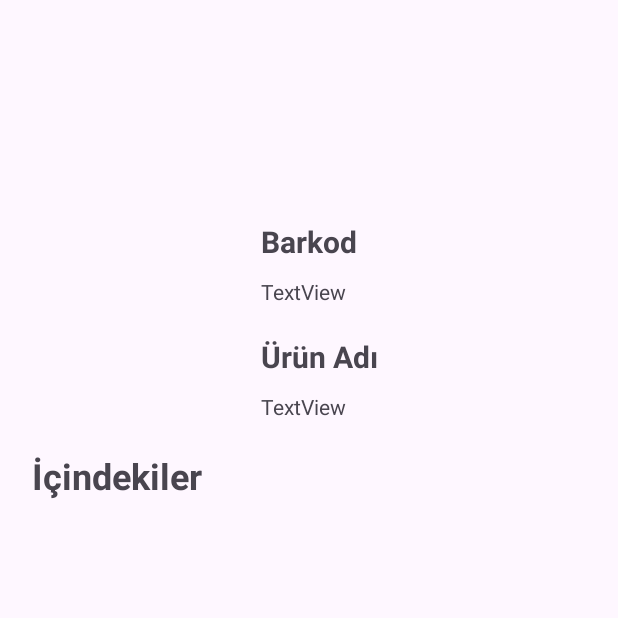
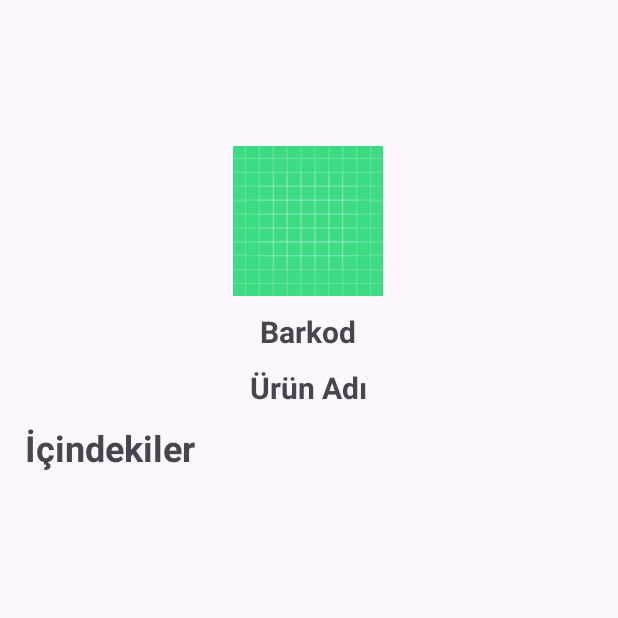
Before and after one commit to FurkanUTAR/icimdekilerMobilApp, an Android app: the fragment urunFragment placed in its activity, on a phone screen of 412 x 824 dp, the top half of it. Run offline under Robolectric (Android 15) with nearby library versions, the phone set to English and light mode, and no system bars; our stand-ins replace Firebase (no records; nobody signed in at launch, a user with empty details on screens opened directly), Picasso.

Commit message:
Ürünlere Görsel Eklendi

```diff
--- a/app/src/main/java/com/example/icimdekiler/adapter/UrunlerAdapter.kt
+++ b/app/src/main/java/com/example/icimdekiler/adapter/UrunlerAdapter.kt
@@ -54,7 +54,8 @@ class UrunlerAdapter(val urunListesi: ArrayList<Urunler>, val kullaniciTipi: Str
                 val action = kullaniciTumUrunlerFragmentDirections.actionKullaniciTumUrunlerFragmentToUrunFragment(
                     urun.barkodNo.toString(),
                     urun.urunAdi.toString(),
-                    urun.icindekiler.toString()
+                    urun.icindekiler.toString(),
+                    urun.gorselUrl.toString()
                 )
                 it.findNavController().navigate(action)
             }
--- a/app/src/main/java/com/example/icimdekiler/view/adminTumUrunlerFragment.kt
+++ b/app/src/main/java/com/example/icimdekiler/view/adminTumUrunlerFragment.kt
@@ -53,7 +53,6 @@ class adminTumUrunlerFragment : Fragment() {
                 if (error != null) Toast.makeText(requireContext(), error.localizedMessage, Toast.LENGTH_LONG).show()
                 else {
                     if (value != null && !value.isEmpty) {
-
                         urunListesi.clear()
                         for (document in value.documents) {
                             var documentId=document.id
--- a/app/src/main/java/com/example/icimdekiler/view/urunEkleFragment.kt
+++ b/app/src/main/java/com/example/icimdekiler/view/urunEkleFragment.kt
@@ -345,7 +345,7 @@ class urunEkleFragment : Fragment() {
             }
     }
 
-    private fun aciklamaGetir(urun:String, position:Int ){
+    private fun aciklamaGetir(urun:String, position:Int){
         db.collection("icerik")
             .whereEqualTo("urun", urun)
             .get()
@@ -492,7 +492,7 @@ class urunEkleFragment : Fragment() {
         }
 
         // Bitmap'i yeniden boyutlandır
-        return Bitmap.createScaledBitmap(bitmap, finalWidth, finalHeight, true)
+        return bitmap.scale(finalWidth, finalHeight)
     }
 
     private fun registerLauncherCamera() {
--- a/app/src/main/res/layout/fragment_urun.xml
+++ b/app/src/main/res/layout/fragment_urun.xml
@@ -5,6 +5,20 @@
     android:layout_width="match_parent"
     android:layout_height="match_parent"
     tools:context=".view.urunFragment">
+
+    <ImageView
+        android:id="@+id/gorselSecImageView"
+        android:layout_width="100dp"
+        android:layout_height="100dp"
+        android:layout_centerInParent="true"
+        android:layout_marginTop="50dp"
+        android:adjustViewBounds="true"
+        android:scaleType="centerCrop"
+        app:layout_constraintEnd_toEndOf="parent"
+        app:layout_constraintHorizontal_bias="0.498"
+        app:layout_constraintStart_toStartOf="parent"
+        app:layout_constraintTop_toTopOf="parent"
+        app:srcCompat="@drawable/ic_launcher_background" />
 
     <ListView
         android:id="@+id/icindekilerListView"
@@ -16,55 +30,38 @@
         app:layout_constraintTop_toBottomOf="@+id/textView10" />
 
     <TextView
-        android:id="@+id/textView7"
-        android:layout_width="wrap_content"
-        android:layout_height="wrap_content"
-        android:layout_marginTop="100dp"
-        android:text="@string/barkod"
-        android:textSize="20sp"
-        android:textStyle="bold"
-        app:layout_constraintEnd_toEndOf="parent"
-        app:layout_constraintStart_toStartOf="parent"
-        app:layout_constraintTop_toTopOf="parent" />
-
-    <TextView
-        android:id="@+id/textView9"
-        android:layout_width="wrap_content"
-        android:layout_height="wrap_content"
-        android:layout_marginTop="20dp"
-        android:text="@string/urunAdi"
-        android:textSize="20sp"
-        android:textStyle="bold"
-        app:layout_constraintStart_toStartOf="@+id/textView7"
-        app:layout_constraintTop_toBottomOf="@+id/barkodNoText" />
-
-    <TextView
         android:id="@+id/barkodNoText"
         android:layout_width="wrap_content"
         android:layout_height="wrap_content"
         android:layout_marginTop="10dp"
-        android:text="TextView"
-        app:layout_constraintStart_toStartOf="@+id/textView7"
-        app:layout_constraintTop_toBottomOf="@+id/textView7" />
+        android:text="@string/barkod"
+        android:textSize="20sp"
+        android:textStyle="bold"
+        app:layout_constraintEnd_toEndOf="@+id/gorselSecImageView"
+        app:layout_constraintStart_toStartOf="@+id/gorselSecImageView"
+        app:layout_constraintTop_toBottomOf="@+id/gorselSecImageView" />
 
     <TextView
         android:id="@+id/urunAdiText"
         android:layout_width="wrap_content"
         android:layout_height="wrap_content"
         android:layout_marginTop="10dp"
-        android:text="TextView"
-        app:layout_constraintStart_toStartOf="@+id/textView9"
-        app:layout_constraintTop_toBottomOf="@+id/textView9" />
+        android:text="@string/urunAdi"
+        android:textSize="20sp"
+        android:textStyle="bold"
+        app:layout_constraintEnd_toEndOf="@+id/barkodNoText"
+        app:layout_constraintStart_toStartOf="@+id/barkodNoText"
+        app:layout_constraintTop_toBottomOf="@+id/barkodNoText" />
 
     <TextView
         android:id="@+id/textView10"
         android:layout_width="wrap_content"
         android:layout_height="wrap_content"
-        android:layout_marginStart="20dp"
-        android:layout_marginTop="20dp"
+        android:layout_marginStart="15dp"
+        android:layout_marginTop="10dp"
         android:text="@string/icindekiler"
         android:textSize="24sp"
         android:textStyle="bold"
-        app:layout_constraintStart_toStartOf="parent"
+        app:layout_constraintStart_toStartOf="@+id/icindekilerListView"
         app:layout_constraintTop_toBottomOf="@+id/urunAdiText" />
 </androidx.constraintlayout.widget.ConstraintLayout>
--- a/app/src/main/res/navigation/nav_graph.xml
+++ b/app/src/main/res/navigation/nav_graph.xml
@@ -118,6 +118,8 @@
         <argument
             android:name="icindekiler"
             app:argType="string" />
+        <argument android:name="gorselUrl"
+            app:argType="string" />
     </fragment>
     <fragment
         android:id="@+id/adminTumUrunlerFragment"
```
Also changed, not shown: app/src/main/java/com/example/icimdekiler/view/kullaniciAnaSayfaFragment.kt (+22 -15 lines), app/src/main/java/com/example/icimdekiler/view/kullaniciTumUrunlerFragment.kt (+3 -15 lines), app/src/main/java/com/example/icimdekiler/view/urunFragment.kt (+11 -9 lines).
